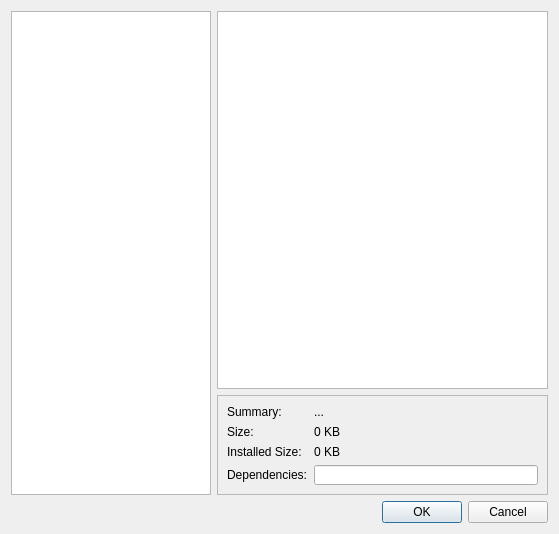
Before: the Qt Designer form kde4/pardusman/ui/uipackages.ui in pars-linux/uludag, drawn with Qt 5.
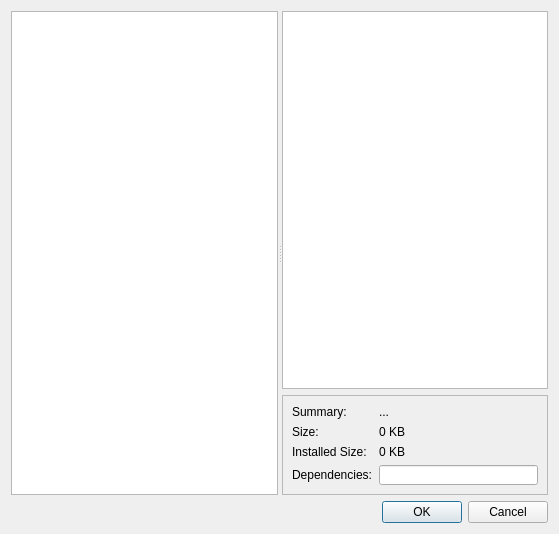
After: the same form once the commit is applied.

Commit message: - Save component information

The edit to the form file:
```diff
--- a/kde4/pardusman/ui/uipackages.ui
+++ b/kde4/pardusman/ui/uipackages.ui
@@ -14,20 +14,32 @@
    <string>Packages</string>
   </property>
   <layout class="QGridLayout" name="gridLayout_2">
-   <item row="0" column="0" rowspan="2">
+   <item row="0" column="0">
+    <widget class="QSplitter" name="splitter">
+     <property name="orientation">
+      <enum>Qt::Horizontal</enum>
+     </property>
     <widget class="QListWidget" name="listComponents">
-     <property name="maximumSize">
+      <property name="sizeIncrement">
       <size>
-       <width>200</width>
-       <height>16777215</height>
+        <width>1</width>
+        <height>0</height>
       </size>
      </property>
     </widget>
-   </item>
-   <item row="0" column="1">
-    <widget class="QListWidget" name="listPackages"/>
-   </item>
-   <item row="1" column="1">
+     <widget class="QWidget" name="">
+      <layout class="QVBoxLayout" name="verticalLayout">
+       <item>
+        <widget class="QListWidget" name="listPackages">
+         <property name="sizeIncrement">
+          <size>
+           <width>2</width>
+           <height>0</height>
+          </size>
+         </property>
+        </widget>
+       </item>
+       <item>
     <widget class="QFrame" name="frame">
      <property name="sizePolicy">
       <sizepolicy hsizetype="Preferred" vsizetype="Expanding">
@@ -109,7 +121,11 @@
      </layout>
     </widget>
    </item>
-   <item row="2" column="0" colspan="2">
+      </layout>
+     </widget>
+    </widget>
+   </item>
+   <item row="1" column="0">
     <widget class="QDialogButtonBox" name="buttonBox">
      <property name="orientation">
       <enum>Qt::Horizontal</enum>
```
Left out of the diff: 5 changed lines with no effect on the pictures. Lines whose indentation alone changed are shown as unchanged. The commit also changes 2 other files.
